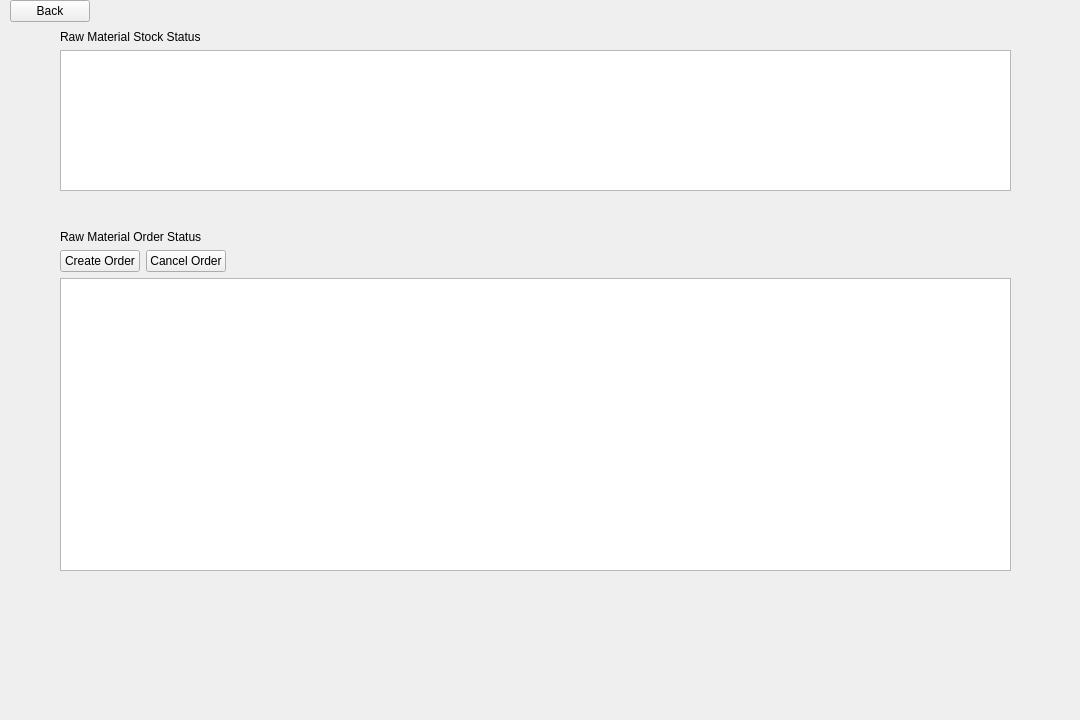
Qt form client/MainUI/src/views/scm_manage_widget.ui (Intel-Edge-9s/MES) before a commit.
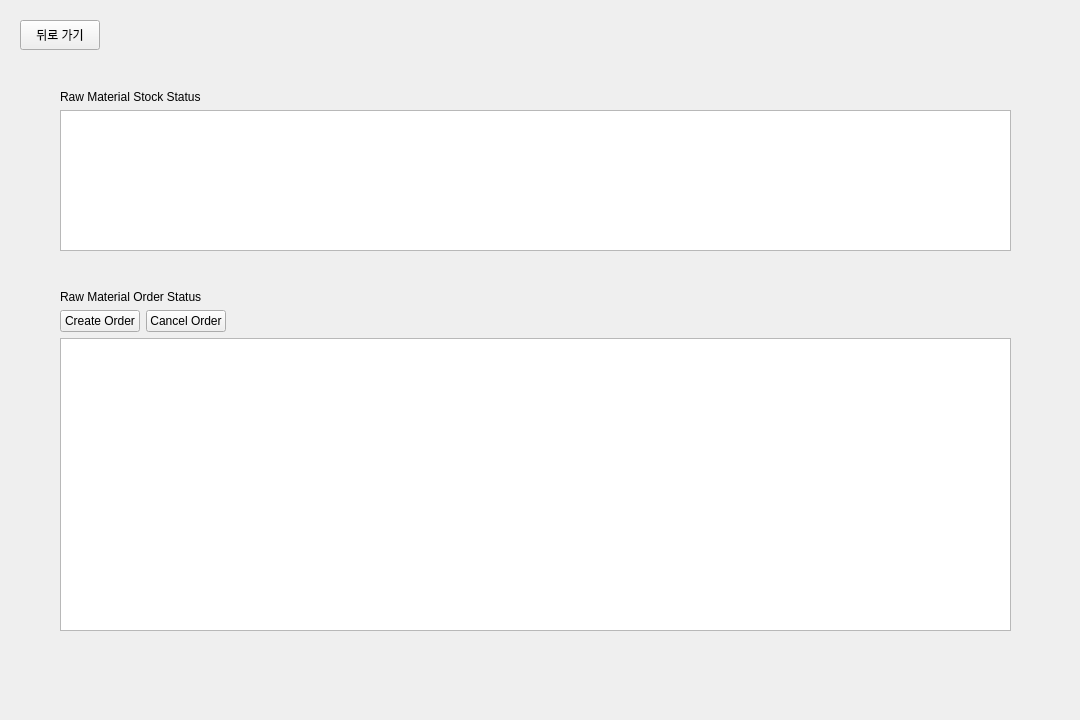
The same form after that commit.

Diff of the .ui file:
```diff
--- a/client/MainUI/src/views/scm_manage_widget.ui
+++ b/client/MainUI/src/views/scm_manage_widget.ui
@@ -17,7 +17,7 @@
    <property name="geometry">
     <rect>
      <x>60</x>
-     <y>30</y>
+     <y>90</y>
      <width>951</width>
      <height>161</height>
     </rect>
@@ -49,7 +49,7 @@
    <property name="geometry">
     <rect>
      <x>60</x>
-     <y>230</y>
+     <y>290</y>
      <width>951</width>
      <height>341</height>
     </rect>
@@ -111,14 +111,14 @@
   <widget class="QPushButton" name="Back_btn">
    <property name="geometry">
     <rect>
-     <x>10</x>
-     <y>0</y>
+     <x>20</x>
+     <y>20</y>
      <width>80</width>
-     <height>22</height>
+     <height>30</height>
     </rect>
    </property>
    <property name="text">
-    <string>Back</string>
+    <string>뒤로 가기</string>
    </property>
   </widget>
  </widget>
```
